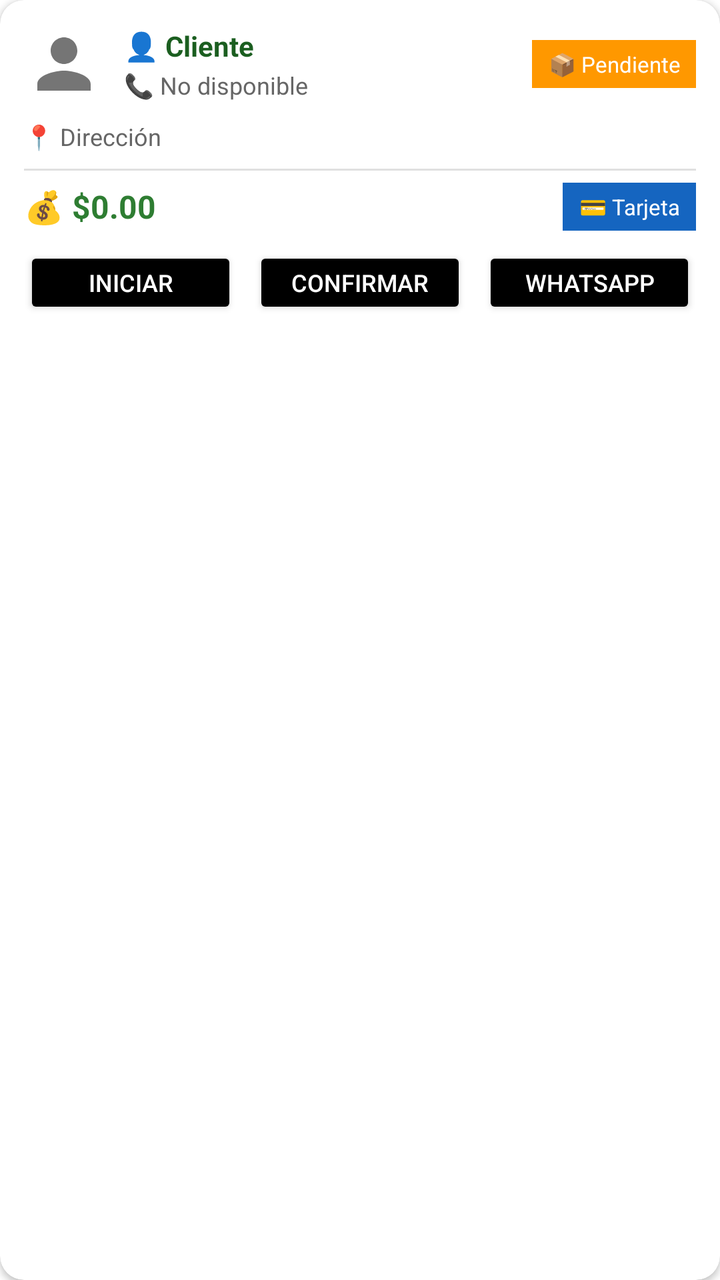
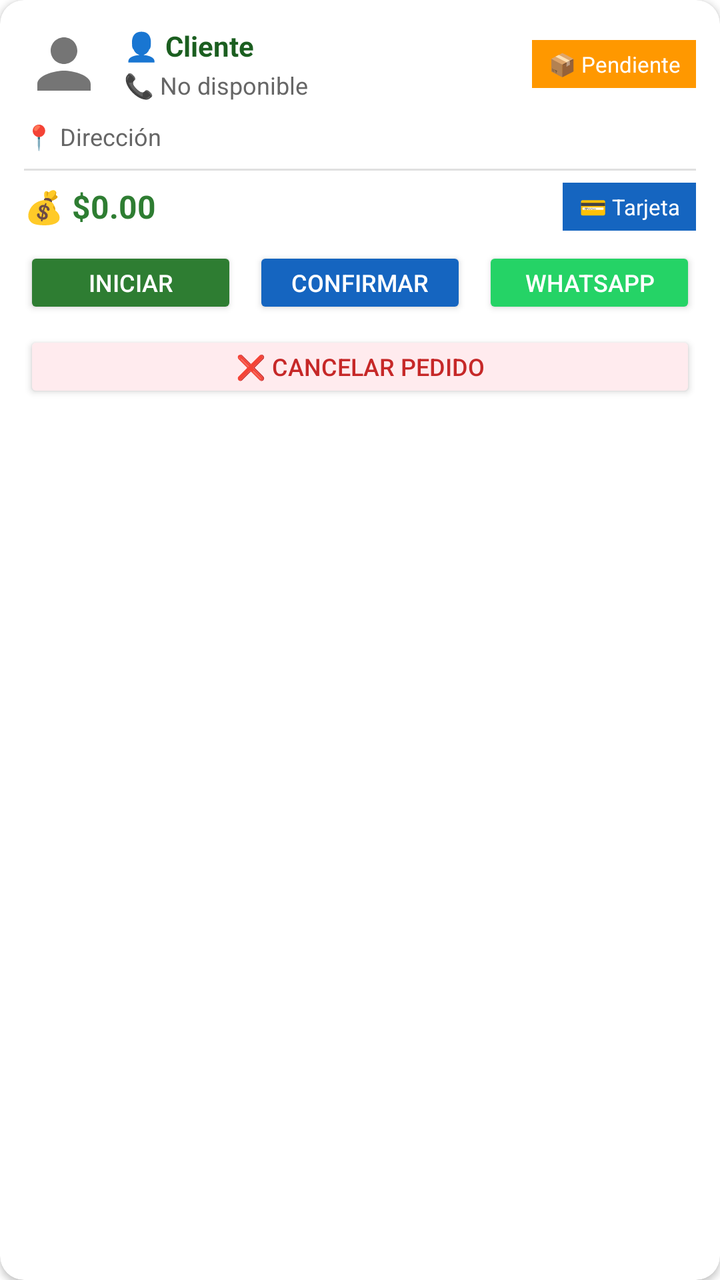

The first picture is an Android layout as it rendered before a commit; the second is the same layout after the commit. The layout source and the unified diff follow.
<!-- AndroidManifest.xml: application theme Theme.MaterialComponents.Light.NoActionBar -->
<!-- res/layout/item_my_package_order.xml -->
<?xml version="1.0" encoding="utf-8"?>
<androidx.cardview.widget.CardView xmlns:android="http://schemas.android.com/apk/res/android"
    xmlns:app="http://schemas.android.com/apk/res-auto"
    android:layout_width="match_parent"
    android:layout_height="wrap_content"
    android:layout_margin="8dp"
    app:cardCornerRadius="12dp"
    app:cardElevation="2dp">

    <LinearLayout
        android:layout_width="match_parent"
        android:layout_height="wrap_content"
        android:orientation="vertical"
        android:padding="12dp">

        
        <LinearLayout
            android:layout_width="match_parent"
            android:layout_height="wrap_content"
            android:orientation="horizontal"
            android:gravity="center_vertical">

            
            <com.google.android.material.imageview.ShapeableImageView
                android:id="@+id/ivCustomerAvatar"
                android:layout_width="40dp"
                android:layout_height="40dp"
                android:layout_marginEnd="10dp"
                android:src="@drawable/ic_default_avatar"
                android:scaleType="centerCrop"
                app:shapeAppearanceOverlay="@style/CircleImageView"/>

            <LinearLayout
                android:layout_width="0dp"
                android:layout_height="wrap_content"
                android:layout_weight="1"
                android:orientation="vertical">

                <TextView
                    android:id="@+id/tvCustomerName"
                    android:layout_width="wrap_content"
                    android:layout_height="wrap_content"
                    android:text="👤 Cliente"
                    android:textSize="14sp"
                    android:textStyle="bold"
                    android:textColor="#1B5E20" />

                <TextView
                    android:id="@+id/tvCustomerPhone"
                    android:layout_width="match_parent"
                    android:layout_height="wrap_content"
                    android:text="📞 No disponible"
                    android:textSize="12sp"
                    android:textColor="#666666"
                    android:layout_marginTop="2dp" />

            </LinearLayout>

            <TextView
                android:id="@+id/tvOrderStatus"
                android:layout_width="wrap_content"
                android:layout_height="24dp"
                android:text="📦 Pendiente"
                android:textSize="11sp"
                android:textColor="#FFFFFF"
                android:background="#FF9800"
                android:paddingStart="8dp"
                android:paddingEnd="8dp"
                android:gravity="center" />

        </LinearLayout>

        
        <TextView
            android:id="@+id/tvDeliveryAddress"
            android:layout_width="match_parent"
            android:layout_height="wrap_content"
            android:text="📍 Dirección"
            android:textSize="12sp"
            android:textColor="#666666"
            android:layout_marginTop="8dp"
            android:maxLines="2"
            android:ellipsize="end" />

        
        <View
            android:layout_width="match_parent"
            android:layout_height="1dp"
            android:background="#E0E0E0"
            android:layout_marginTop="8dp"
            android:layout_marginBottom="6dp" />

        
        <LinearLayout
            android:layout_width="match_parent"
            android:layout_height="wrap_content"
            android:orientation="horizontal"
            android:gravity="center_vertical">

            <TextView
                android:id="@+id/tvTotalAmount"
                android:layout_width="0dp"
                android:layout_height="wrap_content"
                android:layout_weight="1"
                android:text="💰 $0.00"
                android:textSize="16sp"
                android:textStyle="bold"
                android:textColor="#2E7D32" />

            <TextView
                android:id="@+id/tvPaymentMethod"
                android:layout_width="wrap_content"
                android:layout_height="24dp"
                android:text="💳 Tarjeta"
                android:textSize="11sp"
                android:textColor="#FFFFFF"
                android:background="#1565C0"
                android:paddingStart="8dp"
                android:paddingEnd="8dp"
                android:gravity="center" />

        </LinearLayout>

        
        <TextView
            android:id="@+id/tvTipAmount"
            android:layout_width="match_parent"
            android:layout_height="wrap_content"
            android:text="💸 Propina: $0.00"
            android:textSize="11sp"
            android:textColor="#FF9800"
            android:layout_marginTop="2dp"
            android:visibility="gone" />

        
        <LinearLayout
            android:layout_width="match_parent"
            android:layout_height="wrap_content"
            android:orientation="horizontal"
            android:layout_marginTop="8dp"
            android:weightSum="3">

            <Button
                android:id="@+id/btnStartTrip"
                android:layout_width="0dp"
                android:layout_height="36dp"
                android:layout_weight="1"
                android:text="Iniciar"
                android:textSize="12sp"
                android:textColor="#FFFFFF"
                android:backgroundTint="#000000"
                android:layout_marginEnd="4dp"
                android:padding="0dp" />

            <Button
                android:id="@+id/btnTakePhoto"
                android:layout_width="0dp"
                android:layout_height="36dp"
                android:layout_weight="1"
                android:text="Confirmar"
                android:textSize="12sp"
                android:textColor="#FFFFFF"
                android:backgroundTint="#000000"
                android:layout_marginStart="4dp"
                android:layout_marginEnd="4dp"
                android:padding="0dp" />

            <Button
                android:id="@+id/btnWhatsApp"
                android:layout_width="0dp"
                android:layout_height="36dp"
                android:layout_weight="1"
                android:text="WhatsApp"
                android:textSize="12sp"
                android:textColor="#FFFFFF"
                android:backgroundTint="#000000"
                android:layout_marginStart="4dp"
                android:padding="0dp" />

        </LinearLayout>

    </LinearLayout>

</androidx.cardview.widget.CardView>
<!-- resources referenced by this layout -->
<resources>
  <!-- drawable ic_default_avatar (drawable) -->
  <vector xmlns:android="http://schemas.android.com/apk/res/android"
      android:width="24dp"
      android:height="24dp"
      android:viewportWidth="24"
      android:viewportHeight="24"
      android:tint="#757575">
      <path
          android:fillColor="#FF000000"
          android:pathData="M12,12c2.21,0 4,-1.79 4,-4s-1.79,-4 -4,-4 -4,1.79 -4,4 1.79,4 4,4zM12,14c-2.67,0 -8,1.34 -8,4v2h16v-2c0,-2.66 -5.33,-4 -8,-4z"/>
  </vector>
  <style name="CircleImageView" parent="">
          <item name="cornerFamily">rounded</item>
          <item name="cornerSize">50%</item>
      </style>
  <style name="Theme.MaterialComponents.Light.NoActionBar" parent="Theme.MaterialComponents.Light">
          <item name="windowActionBar">false</item>
          <item name="windowNoTitle">true</item>
          <item name="colorPrimary">#2E7D32</item>
          <item name="colorPrimaryVariant">#1B5E20</item>
          <item name="colorAccent">#388E3C</item>
      </style>
</resources>

<!-- the commit's change to res/layout/item_my_package_order.xml (unified diff, before → after) -->
@@ -20,7 +20,6 @@
             android:orientation="horizontal"
             android:gravity="center_vertical">
 
-            
             <com.google.android.material.imageview.ShapeableImageView
                 android:id="@+id/ivCustomerAvatar"
                 android:layout_width="40dp"
@@ -148,7 +147,7 @@
                 android:text="Iniciar"
                 android:textSize="12sp"
                 android:textColor="#FFFFFF"
-                android:backgroundTint="#000000"
+                android:backgroundTint="#2E7D32"
                 android:layout_marginEnd="4dp"
                 android:padding="0dp" />
 
@@ -160,7 +159,7 @@
                 android:text="Confirmar"
                 android:textSize="12sp"
                 android:textColor="#FFFFFF"
-                android:backgroundTint="#000000"
+                android:backgroundTint="#1565C0"
                 android:layout_marginStart="4dp"
                 android:layout_marginEnd="4dp"
                 android:padding="0dp" />
@@ -173,12 +172,24 @@
                 android:text="WhatsApp"
                 android:textSize="12sp"
                 android:textColor="#FFFFFF"
-                android:backgroundTint="#000000"
+                android:backgroundTint="#25D366"
                 android:layout_marginStart="4dp"
                 android:padding="0dp" />
 
         </LinearLayout>
 
+        
+        <Button
+            android:id="@+id/btnCancelOrder"
+            android:layout_width="match_parent"
+            android:layout_height="36dp"
+            android:layout_marginTop="6dp"
+            android:text="❌ Cancelar pedido"
+            android:textSize="12sp"
+            android:textColor="#C62828"
+            android:backgroundTint="#FFEBEE"
+            android:padding="0dp" />
+
     </LinearLayout>
 
 </androidx.cardview.widget.CardView>
